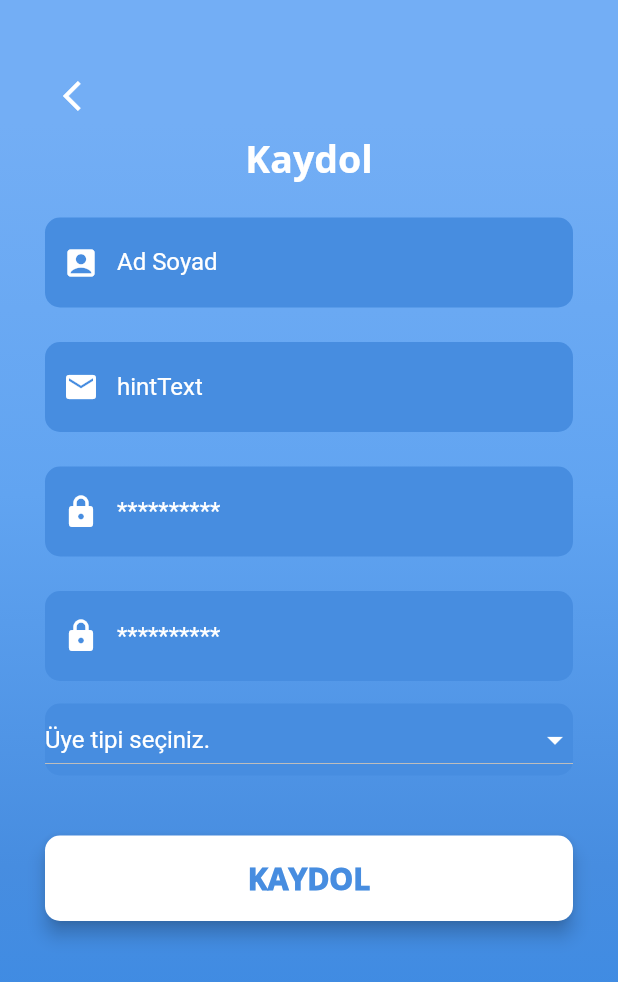
After one commit to volkanustekidag/bitirme_projesi_yoklama_uygulamasi, a Flutter app: the RegisterScreen screen opened directly, on a phone screen of 412 x 824 dp. The commit adds this screen. Shown: the top 982 px of the screen. Run offline on Flutter 3.47's test engine with Material 2 defaults, Android fonts, the phone set to English and light mode, and no system bars; our stand-ins replace animated_splash_screen, form_field_validator, toggle_switch; missing offline and left inert: flutter_unicons.

Commit message:
Arayüz Tasarımları

```diff
--- /dev/null
+++ b/lib/module/theme_data_modal.dart
@@ -0,0 +1,12 @@
+import 'package:flutter/material.dart';
+
+class ThemeDataModal extends ChangeNotifier {
+  ThemeData _themeData;
+
+  ThemeData get getThemeData => _themeData;
+
+  void setThemeData(ThemeData themeData) {
+    _themeData = themeData;
+    notifyListeners();
+  }
+}
--- /dev/null
+++ b/lib/register_screen.dart
@@ -0,0 +1,215 @@
+import 'package:flutter/material.dart';
+import 'package:yoklama/screen/login_screen.dart';
+import 'package:yoklama/screen/student/student_lessons.dart';
+import 'package:yoklama/screen/teacher/teacher_lessons.dart';
+
+class RegisterScreen extends StatefulWidget {
+  @override
+  _RegisterScreenState createState() => _RegisterScreenState();
+}
+
+class _RegisterScreenState extends State<RegisterScreen> {
+  int menuItemValue;
+
+  @override
+  Widget build(BuildContext context) {
+    return Scaffold(
+      body: Stack(
+        children: <Widget>[
+          Container(
+            width: double.infinity,
+            height: double.infinity,
+            decoration: BoxDecoration(
+                gradient: LinearGradient(
+                    begin: Alignment.topCenter,
+                    end: Alignment.bottomCenter,
+                    colors: [
+                  Color(0xFF73AEF5),
+                  Color(0xFF61A4F1),
+                  Color(0xFF478DE0),
+                  Color(0xFF398AE5),
+                ],
+                    stops: [
+                  0.1,
+                  0.4,
+                  0.7,
+                  0.9,
+                ])),
+          ),
+          Container(
+            height: double.infinity,
+            child: SingleChildScrollView(
+              physics: AlwaysScrollableScrollPhysics(),
+              padding: EdgeInsets.symmetric(
+                horizontal: 30.0,
+                vertical: 40.0,
+              ),
+              child: Column(
+                mainAxisAlignment: MainAxisAlignment.center,
+                children: <Widget>[
+                  Container(
+                    alignment: Alignment.topLeft,
+                    child: IconButton(
+                        onPressed: () {
+                          Navigator.pop(context);
+                        },
+                        icon: Icon(
+                          Icons.arrow_back_ios,
+                          color: Colors.white,
+                        )),
+                  ),
+                  Text(
+                    "Kaydol",
+                    style: TextStyle(
+                      color: Colors.white,
+                      fontFamily: 'OpenSans',
+                      fontSize: 25.0,
+                    ),
+                  ),
+                  SizedBox(
+                    height: 15,
+                  ),
+                  textBox(
+                      boxTitle: "Ad Soyad",
+                      boxIcon: Icon(
+                        Icons.account_box_rounded,
+                        color: Colors.white,
+                      ),
+                      textHint: "Ad Soyad",
+                      textInputType: null,
+                      obscureControl: true),
+                  SizedBox(
+                    height: 15.0,
+                  ),
+                  textBox(
+                    boxTitle: 'Email',
+                    boxIcon: Icon(
+                      Icons.email,
+                      color: Colors.white,
+                    ),
+                    textHint: "hintText",
+                    textInputType: TextInputType.emailAddress,
+                    obscureControl: false,
+                  ),
+                  SizedBox(
+                    height: 15.0,
+                  ),
+                  textBox(
+                      boxTitle: 'Şifre',
+                      boxIcon: Icon(
+                        Icons.lock_rounded,
+                        color: Colors.white,
+                      ),
+                      textHint: '**********',
+                      textInputType: null,
+                      obscureControl: true),
+                  SizedBox(
+                    height: 15.0,
+                  ),
+                  textBox(
+                      boxTitle: 'Tekrar Şifre',
+                      boxIcon: Icon(
+                        Icons.lock_rounded,
+                        color: Colors.white,
+                      ),
+                      textHint: '**********',
+                      textInputType: null,
+                      obscureControl: true),
+                  SizedBox(
+                    height: 15.0,
+                  ),
+                  Container(
+                    decoration: BoxDecoration(
+                      borderRadius: BorderRadius.circular(10),
+                      color: Color(0xFF478DE0),
+                    ),
+                    child: DropdownButton<int>(
+                      dropdownColor: Color(0xFF478DE0),
+                      isExpanded: true,
+                      icon: Icon(
+                        Icons.arrow_drop_down,
+                        color: Colors.white,
+                      ),
+                      value: menuItemValue,
+                      hint: Text(
+                        "Üye tipi seçiniz.",
+                        style: TextStyle(color: Colors.white),
+                      ),
+                      onChanged: (value) {
+                        setState(() {
+                          menuItemValue = value;
+                        });
+                      },
+                      items: [
+                        DropdownMenuItem(
+                          child: Text(
+                            "Öğrenci",
+                            style: TextStyle(color: Colors.white),
+                          ),
+                          value: 1,
+                        ),
+                        DropdownMenuItem(
+                            child: Text(
+                              "Öğretmen",
+                              style: TextStyle(color: Colors.white),
+                            ),
+                            value: 2)
+                      ],
+                    ),
+                  ),
+                  SizedBox(
+                    height: 15.0,
+                  ),
+                  Container(
+                    padding: EdgeInsets.symmetric(vertical: 25.0),
+                    width: double.infinity,
+                    child: RaisedButton(
+                      onPressed: () {
+                        setState(() {
+                          if (!formKey.currentState.validate()) {
+                            print('hata');
+                            scaffoldKey.currentState.showSnackBar(SnackBar(
+                              content: Text('Hatalı girişi'),
+                            ));
+                          } else {
+                            if (0 == 0) {
+                              Navigator.pushReplacement(
+                                  context,
+                                  MaterialPageRoute(
+                                      builder: (BuildContext context) =>
+                                          Student_Lessons()));
+                            } else {
+                              Navigator.pushReplacement(
+                                  context,
+                                  MaterialPageRoute(
+                                      builder: (BuildContext context) =>
+                                          Teacher_Lessons()));
+                            }
+                          }
+                        });
+                      },
+                      elevation: 5.0,
+                      padding: EdgeInsets.all(15.0),
+                      shape: RoundedRectangleBorder(
+                          borderRadius: BorderRadius.circular(10.0)),
+                      color: Colors.white,
+                      child: Text(
+                        'KAYDOL',
+                        style: TextStyle(
+                          color: Color(0xFF478DE0),
+                          fontFamily: 'OpenSans',
+                          fontSize: 20.00,
+                          fontWeight: FontWeight.w900,
+                        ),
+                      ),
+                    ),
+                  ),
+                ],
+              ),
+            ),
+          ),
+        ],
+      ),
+    );
+  }
+}
--- a/lib/screen/student/student_lessons.dart
+++ b/lib/screen/student/student_lessons.dart
@@ -181,6 +181,7 @@ Widget _buildItem(
         subtitle: Text(item.numberOfStudents.toString() + " Öğrenci"),
         trailing: IconButton(
           icon: Icon(Icons.book),
+          onPressed: () {},
         ),
       ),
     ),
--- a/lib/screen/teacher/teacher_lessons.dart
+++ b/lib/screen/teacher/teacher_lessons.dart
@@ -248,6 +248,7 @@ Widget _buildItem(
         subtitle: Text(item.numberOfStudents.toString() + " Öğrenci"),
         trailing: IconButton(
           icon: Icon(Icons.book),
+          onPressed: () {},
         ),
       ),
     ),
--- a/lib/utilities/constants.dart
+++ b/lib/utilities/constants.dart
@@ -6,6 +6,7 @@ const kAppBarTextStyle = TextStyle(
   fontFamily: 'OpenSans',
   fontWeight: FontWeight.bold,
 );
+
 const kLessonCardTextStyle = TextStyle(
     fontFamily: 'OpenSans',
     fontWeight: FontWeight.w900,
--- a/pubspec.yaml
+++ b/pubspec.yaml
@@ -28,6 +28,7 @@ dependencies:
   path_provider: ^1.6.27
   logger: ^0.9.4
   open_file: ^3.0.3
+  provider: ^5.0.0
 
 
   animated_splash_screen: ^1.0.1+2
```
Also changed, not shown: lib/main.dart (+9 -1 lines), lib/screen/login_screen.dart (+18 -10 lines), lib/screen/teacher/teacher_notification_details.dart (+5 -4 lines), lib/screen/teacher/teacher_settings.dart (+32 -0 lines), pubspec.lock, 5 other files.
